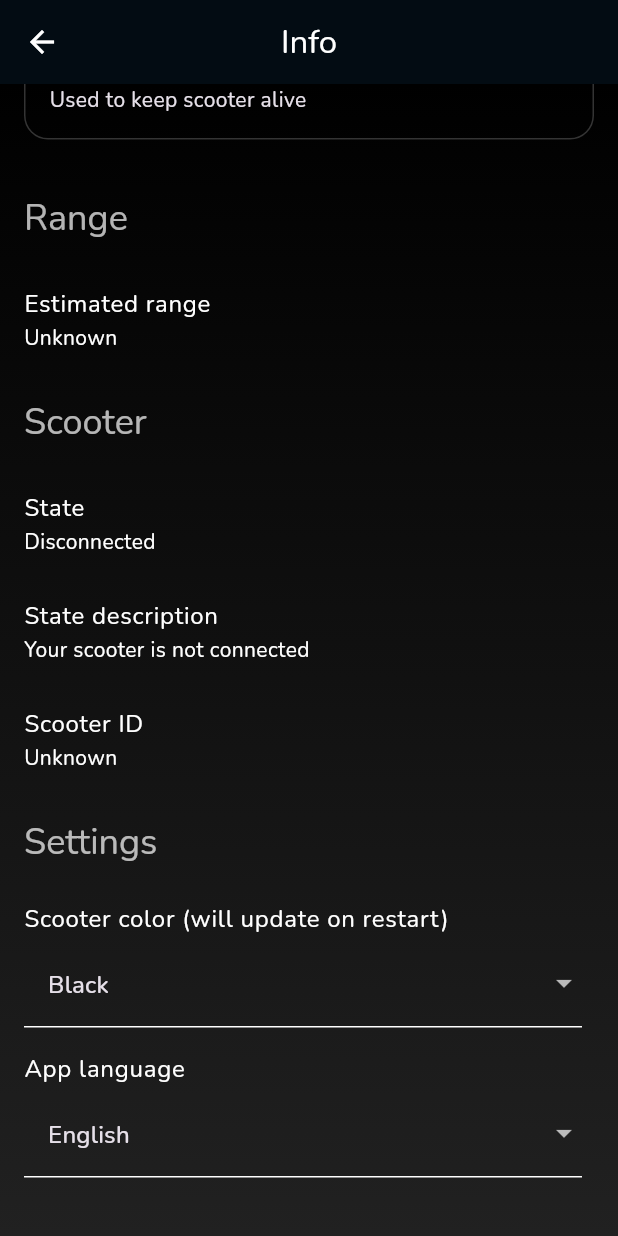
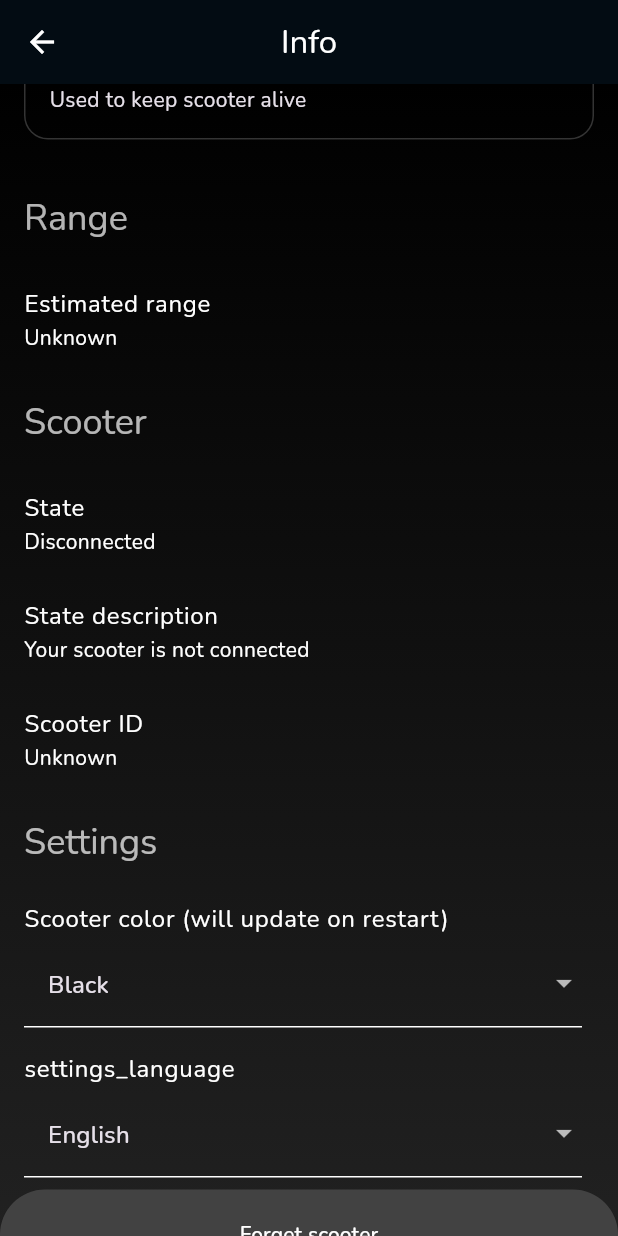
Before and after one commit to reunu/unustasis, a Flutter app: the StatsScreen screen opened directly with empty values, scrolled down 576 dp, on a phone screen of 412 x 824 dp. Run offline on Flutter 3.47's test engine with Material 3 defaults, Android fonts, the phone set to English and light mode, and no system bars; drawn by our look-alikes of sticky_headers; our stand-ins replace flutter_blue_plus, flutter_i18n, fluttertoast, google_fonts, rxdart, shared_preferences; accounts and stored records are empty.

Commit message:
Adding missing translations, moving reset to settings

```diff
--- a/assets/i18n/en.json
+++ b/assets/i18n/en.json
@@ -56,5 +56,37 @@
     "stats_aux_name": "Auxiliary battery",
     "stats_aux_desc": "Used to keep scooter alive",
     "stats_title_range": "Range",
-    "stats_estimated_range": "Estimated range"
+    "stats_estimated_range": "Estimated range",
+    "stats_title_scooter": "Scooter",
+    "stats_state": "State",
+    "stats_state_description": "State description",
+    "stats_scooter_id": "Scooter ID",
+    "stats_title_settings": "Settings",
+    "settings_color": "Scooter color (will update on restart)",
+    "color_black": "Black",
+    "color_white": "White",
+    "color_green": "Pine",
+    "color_gray": "Stone",
+    "color_orange": "Coral",
+    "color_red": "Red",
+    "color_blue": "Blue",
+    "settings_langauge": "App language",
+    "language_english": "English",
+    "language_german": "German",
+    "settings_forget": "Forget scooter",
+    "forget_alert_title": "Forget scooter?",
+    "forget_alert_body": "To reconnect, you'll need to go though the setup process again.",
+    "forget_alert_cancel": "Cancel",
+    "forget_alert_confirm": "Reset now",
+    "controls_title": "Controls",
+    "controls_state_title": "State",
+    "controls_lock": "Lock",
+    "controls_unlock": "Unlock",
+    "controls_wake_up": "Wake up",
+    "controls_hibernate": "Hibernate",
+    "controls_blinkers_title": "Blinkers",
+    "controls_blink_left": "Blink left",
+    "controls_blink_right": "Blink right",
+    "controls_blink_hazard": "Hazard lights",
+    "controls_blink_off": "Turn off"
 }
--- a/lib/stats_screen.dart
+++ b/lib/stats_screen.dart
@@ -2,6 +2,7 @@ import 'package:flutter/material.dart';
 import 'package:flutter_i18n/flutter_i18n.dart';
 import 'package:shared_preferences/shared_preferences.dart';
 import 'package:sticky_headers/sticky_headers/widget.dart';
+import 'package:unustasis/onboarding_screen.dart';
 import 'package:unustasis/scooter_service.dart';
 import 'package:unustasis/scooter_state.dart';
 
@@ -257,17 +258,20 @@ class _StatsScreenState extends State<StatsScreen> {
                     ),
                   ),
                   StickyHeader(
-                    header: const Header("Scooter"),
+                    header: Header(
+                        FlutterI18n.translate(context, 'stats_title_scooter')),
                     content: Column(
                       children: [
                         StreamBuilder<ScooterState?>(
                           stream: widget.service.state,
                           builder: (context, snapshot) {
                             return ListTile(
-                              title: const Text("State"),
+                              title: Text(FlutterI18n.translate(
+                                  context, "stats_state")),
                               subtitle: Text(snapshot.hasData
                                   ? snapshot.data!.name(context)
-                                  : "Unknown"),
+                                  : FlutterI18n.translate(
+                                      context, "stats_unknown")),
                             );
                           },
                         ),
@@ -275,10 +279,12 @@ class _StatsScreenState extends State<StatsScreen> {
                           stream: widget.service.state,
                           builder: (context, snapshot) {
                             return ListTile(
-                              title: const Text("State description"),
+                              title: Text(FlutterI18n.translate(
+                                  context, "stats_state_description")),
                               subtitle: Text(snapshot.hasData
                                   ? snapshot.data!.description(context)
-                                  : "Unknown"),
+                                  : FlutterI18n.translate(
+                                      context, "stats_unknown")),
                             );
                           },
                         ),
@@ -286,23 +292,26 @@ class _StatsScreenState extends State<StatsScreen> {
                             future: widget.service.getSavedScooter(),
                             builder: (context, snapshot) {
                               return ListTile(
-                                title: const Text("Scooter ID"),
+                                title: Text(FlutterI18n.translate(
+                                    context, "stats_scooter_id")),
                                 subtitle: Text(snapshot.hasData
                                     ? snapshot.data!.toString()
-                                    : "Unknown"),
+                                    : FlutterI18n.translate(
+                                        context, "stats_unknown")),
                               );
                             }),
                       ],
                     ),
                   ),
                   StickyHeader(
-                    header: const Header("Settings"),
+                    header: Header(
+                        FlutterI18n.translate(context, 'stats_title_settings')),
                     content: Column(
                       children: [
                         // TODO: Move "Forget scooter" here
                         ListTile(
-                          title: const Text(
-                              "Scooter color (will update on restart)"),
+                          title: Text(
+                              FlutterI18n.translate(context, "settings_color")),
                           subtitle: DropdownButtonFormField(
                             padding: const EdgeInsets.only(top: 4),
                             value: color,
@@ -312,34 +321,41 @@ class _StatsScreenState extends State<StatsScreen> {
                             ),
                             dropdownColor:
                                 Theme.of(context).colorScheme.background,
-                            items: const [
+                            items: [
                               DropdownMenuItem(
                                 value: 0,
-                                child: Text("Black"),
+                                child: Text(FlutterI18n.translate(
+                                    context, "color_black")),
                               ),
                               DropdownMenuItem(
                                 value: 1,
-                                child: Text("White"),
+                                child: Text(FlutterI18n.translate(
+                                    context, "color_white")),
                               ),
                               DropdownMenuItem(
                                 value: 2,
-                                child: Text("Pine"),
+                                child: Text(FlutterI18n.translate(
+                                    context, "color_green")),
                               ),
                               DropdownMenuItem(
                                 value: 3,
-                                child: Text("Stone"),
+                                child: Text(FlutterI18n.translate(
+                                    context, "color_gray")),
                               ),
                               DropdownMenuItem(
                                 value: 4,
-                                child: Text("Coral"),
+                                child: Text(FlutterI18n.translate(
+                                    context, "color_orange")),
                               ),
                               DropdownMenuItem(
                                 value: 5,
-                                child: Text("Red"),
+                                child: Text(FlutterI18n.translate(
+                                    context, "color_red")),
                               ),
                               DropdownMenuItem(
                                 value: 6,
-                                child: Text("Blue"),
+                                child: Text(FlutterI18n.translate(
+                                    context, "color_blue")),
                               ),
                             ],
                             onChanged: (newColor) {
@@ -348,7 +364,8 @@ class _StatsScreenState extends State<StatsScreen> {
                           ),
                         ),
                         ListTile(
-                          title: const Text("App language"),
+                          title: Text(FlutterI18n.translate(
+                              context, "settings_language")),
                           subtitle: DropdownButtonFormField(
                             padding: const EdgeInsets.only(top: 4),
                             value: Locale(FlutterI18n.currentLocale(context)!
@@ -359,14 +376,16 @@ class _StatsScreenState extends State<StatsScreen> {
                             ),
                             dropdownColor:
                                 Theme.of(context).colorScheme.background,
-                            items: const [
+                            items: [
                               DropdownMenuItem<Locale>(
-                                value: Locale("en"),
-                                child: Text("English"),
+                                value: const Locale("en"),
+                                child: Text(FlutterI18n.translate(
+                                    context, "language_english")),
                               ),
                               DropdownMenuItem<Locale>(
-                                value: Locale("de"),
-                                child: Text("German"),
+                                value: const Locale("de"),
+                                child: Text(FlutterI18n.translate(
+                                    context, "language_german")),
                               ),
                             ],
                             onChanged: (newLanguage) async {
@@ -375,6 +394,61 @@ class _StatsScreenState extends State<StatsScreen> {
                           ),
                         ),
                       ],
+                    ),
+                  ),
+                  ElevatedButton(
+                    style: ElevatedButton.styleFrom(
+                      minimumSize: const Size.fromHeight(60),
+                    ),
+                    onPressed: () async {
+                      showDialog(
+                          context: context,
+                          barrierDismissible: true,
+                          builder: (context) {
+                            return AlertDialog(
+                              title: Text(FlutterI18n.translate(
+                                  context, "forget_alert_title")),
+                              content: Text(FlutterI18n.translate(
+                                  context, "forget_alert_body")),
+                              actions: [
+                                TextButton(
+                                  onPressed: () {
+                                    Navigator.of(context).pop(false);
+                                  },
+                                  child: Text(FlutterI18n.translate(
+                                      context, "forget_alert_cancel")),
+                                ),
+                                TextButton(
+                                  onPressed: () {
+                                    Navigator.of(context).pop(true);
+                                  },
+                                  child: Text(FlutterI18n.translate(
+                                      context, "forget_alert_confirm")),
+                                ),
+                              ],
+                            );
+                          }).then((reset) {
+                        if (reset == true) {
+                          widget.service.forgetSavedScooter();
+                          Navigator.of(context).pop();
+                          Navigator.of(context).pushReplacement(
+                            MaterialPageRoute(
+                              builder: (context) => OnboardingScreen(
+                                service: widget.service,
+                              ),
+                            ),
+                          );
+                        }
+                      });
+                    },
+                    child: Padding(
+                      padding: const EdgeInsets.all(8.0),
+                      child: Text(
+                        FlutterI18n.translate(context, "settings_forget"),
+                        style: TextStyle(
+                          color: Theme.of(context).colorScheme.onBackground,
+                        ),
+                      ),
                     ),
                   ),
                   const SizedBox(height: 40),
```
Also changed, not shown: assets/i18n/de.json (+33 -1 lines), lib/control_screen.dart (+19 -73 lines).
